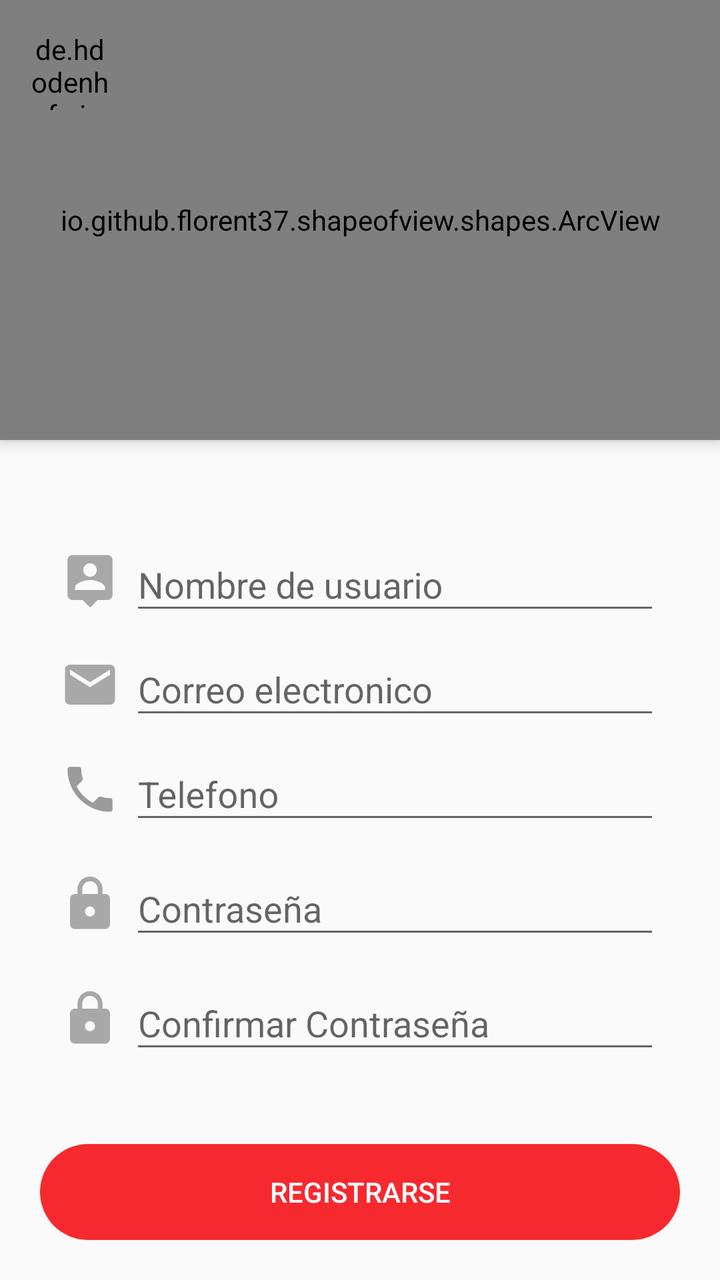
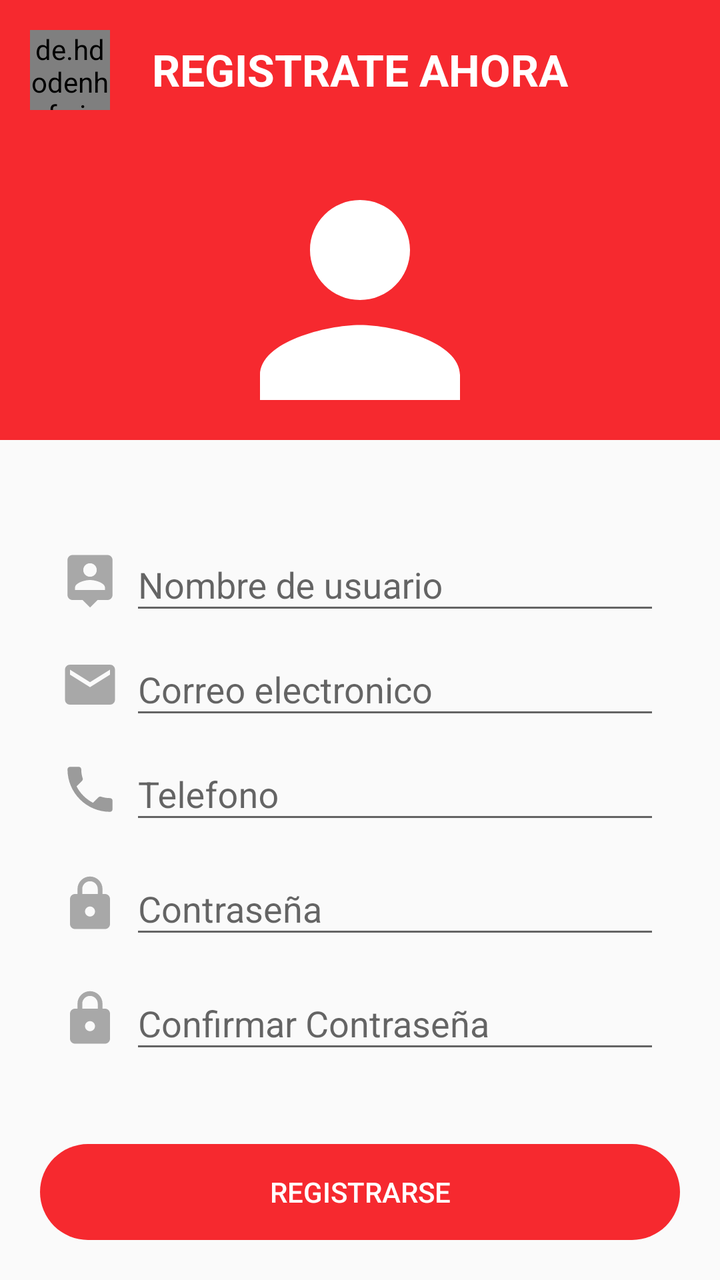

An Android layout rendered at two revisions. The XML below is the earlier revision; the diff shows what the commit changed to produce the second picture.
<!-- AndroidManifest.xml: application theme AppTheme -->
<!-- res/layout/activity_register.xml -->
<?xml version="1.0" encoding="utf-8"?>
<androidx.coordinatorlayout.widget.CoordinatorLayout xmlns:android="http://schemas.android.com/apk/res/android"
    xmlns:app="http://schemas.android.com/apk/res-auto"
    xmlns:tools="http://schemas.android.com/tools"
    android:layout_width="match_parent"
    android:layout_height="match_parent"
    android:fitsSystemWindows="true"
    tools:context=".activities.RegisterActivity">

    <LinearLayout
        android:layout_width="match_parent"
        android:layout_height="match_parent"
        android:orientation="vertical">


        <io.github.florent37.shapeofview.shapes.ArcView
            android:layout_width="match_parent"
            android:layout_height="220dp"
            android:elevation="4dp"
            app:shape_arc_cropDirection="outside"
            app:shape_arc_height="20dp"
            app:shape_arc_position="bottom"
            >

            <View
                android:layout_width="match_parent"
                android:layout_height="match_parent"
                android:background="@color/colorAccent" />

            <TextView
                android:layout_width="match_parent"
                android:layout_height="wrap_content"
                android:text="REGISTRATE AHORA"
                android:textColor="@color/colorWhite"
                android:textAlignment="center"
                android:textStyle="bold"
                android:layout_marginTop="20dp"
                android:textSize="22dp" />

            <ImageView
                android:layout_width="150dp"
                android:layout_height="150dp"
                android:src="@drawable/ic_person"
                android:layout_gravity="center"
                android:layout_marginTop="40dp" />

        </io.github.florent37.shapeofview.shapes.ArcView>

        <LinearLayout
            android:layout_width="match_parent"
            android:layout_height="wrap_content"
            android:orientation="horizontal"
            android:layout_marginLeft="30dp"
            android:layout_marginRight="30dp"
            android:layout_marginTop="40dp">

            <ImageView
                android:layout_width="30dp"
                android:layout_height="30dp"
                android:src="@drawable/ic_person_pin"
                android:layout_marginTop="15dp"
                android:layout_marginRight="5dp"/>

            <com.google.android.material.textfield.TextInputLayout
                android:layout_width="match_parent"
                android:layout_height="wrap_content"
                >

                <com.google.android.material.textfield.TextInputEditText
                    android:id="@+id/textInputUsername"
                    android:layout_width="match_parent"
                    android:layout_height="wrap_content"
                    android:hint="Nombre de usuario"
                    android:inputType="textEmailAddress" />

            </com.google.android.material.textfield.TextInputLayout>


        </LinearLayout>


        <LinearLayout
            android:layout_width="match_parent"
            android:layout_height="wrap_content"
            android:orientation="horizontal"
            android:layout_marginLeft="30dp"
            android:layout_marginRight="30dp"
            >

            <ImageView
                android:layout_width="30dp"
                android:layout_height="30dp"
                android:src="@drawable/ic_email_grey"
                android:layout_marginTop="15dp"
                android:layout_marginRight="5dp"/>

            <com.google.android.material.textfield.TextInputLayout
                android:layout_width="match_parent"
                android:layout_height="wrap_content"
                >

                <com.google.android.material.textfield.TextInputEditText
                    android:id="@+id/textInputEmail"
                    android:layout_width="match_parent"
                    android:layout_height="wrap_content"
                    android:hint="Correo electronico"
                    android:inputType="textEmailAddress" />

            </com.google.android.material.textfield.TextInputLayout>


        </LinearLayout>

        <LinearLayout
            android:layout_width="match_parent"
            android:layout_height="wrap_content"
            android:orientation="horizontal"
            android:layout_marginLeft="30dp"
            android:layout_marginRight="30dp"
            >

            <ImageView
                android:layout_width="30dp"
                android:layout_height="30dp"
                android:src="@drawable/ic_phone"
                android:layout_marginTop="15dp"
                android:layout_marginRight="5dp"/>

            <com.google.android.material.textfield.TextInputLayout
                android:layout_width="match_parent"
                android:layout_height="wrap_content"
                >

                <com.google.android.material.textfield.TextInputEditText
                    android:id="@+id/textInputPhone"
                    android:layout_width="match_parent"
                    android:layout_height="wrap_content"
                    android:hint="Telefono"
                    android:inputType="numberSigned" />

            </com.google.android.material.textfield.TextInputLayout>


        </LinearLayout>

        <LinearLayout
            android:layout_width="match_parent"
            android:layout_height="wrap_content"
            android:orientation="horizontal"
            android:layout_marginRight="30dp"
            android:layout_marginLeft="30dp"
            android:layout_marginTop="5dp">

            <ImageView
                android:layout_width="30dp"
                android:layout_height="30dp"
                android:src="@drawable/ic_https_black_24dp"
                android:layout_marginTop="15dp"
                android:layout_marginRight="5dp"/>

            <com.google.android.material.textfield.TextInputLayout
                android:layout_width="match_parent"
                android:layout_height="wrap_content"
                >

                <com.google.android.material.textfield.TextInputEditText
                    android:id="@+id/textInputPassword"
                    android:layout_width="match_parent"
                    android:layout_height="wrap_content"
                    android:hint="Contraseña"
                    android:inputType="textPassword" />

            </com.google.android.material.textfield.TextInputLayout>



        </LinearLayout>

        <LinearLayout
            android:layout_width="match_parent"
            android:layout_height="wrap_content"
            android:orientation="horizontal"
            android:layout_marginRight="30dp"
            android:layout_marginLeft="30dp"
            android:layout_marginTop="5dp">

            <ImageView
                android:layout_width="30dp"
                android:layout_height="30dp"
                android:src="@drawable/ic_https_black_24dp"
                android:layout_marginTop="15dp"
                android:layout_marginRight="5dp"/>

            <com.google.android.material.textfield.TextInputLayout
                android:layout_width="match_parent"
                android:layout_height="wrap_content"
                >

                <com.google.android.material.textfield.TextInputEditText
                    android:id="@+id/textInputConfirmPassword"
                    android:layout_width="match_parent"
                    android:layout_height="wrap_content"
                    android:hint="Confirmar Contraseña"
                    android:inputType="textPassword" />

            </com.google.android.material.textfield.TextInputLayout>


        </LinearLayout>


    </LinearLayout>


    <Button
        android:id="@+id/btnRegister"
        android:layout_width="match_parent"
        android:layout_height="wrap_content"
        android:text="REGISTRARSE"
        android:background="@drawable/rounded_button"
        android:backgroundTint="@color/colorAccent"
        android:layout_gravity="bottom"
        android:textColor="@color/colorWhite"
        android:layout_margin="20dp"/>


    <de.hdodenhof.circleimageview.CircleImageView
        android:id="@+id/circleImageBack"
        android:layout_width="40dp"
        android:layout_height="40dp"
        android:src="@drawable/ic_arrow_left"
        app:civ_circle_background_color="@color/colorWhite"
        android:layout_margin="15dp"
        android:scaleType="centerCrop"
        />

</androidx.coordinatorlayout.widget.CoordinatorLayout>
<!-- resources referenced by this layout -->
<resources>
  <color name="colorAccent">#F6292F</color>
  <color name="colorWhite">#ffffff</color>
  <!-- drawable ic_arrow_left (drawable) -->
  <vector android:height="50dp" android:tint="#CFCFCF"
      android:viewportHeight="24.0" android:viewportWidth="24.0"
      android:width="50dp" xmlns:android="http://schemas.android.com/apk/res/android">
      <path android:fillColor="#FF000000" android:pathData="M15.41,16.09l-4.58,-4.59 4.58,-4.59L14,5.5l-6,6 6,6z"/>
  </vector>
  <!-- drawable ic_email_grey (drawable) -->
  <vector android:height="50dp" android:tint="#A8A8A8"
      android:viewportHeight="24.0" android:viewportWidth="24.0"
      android:width="50dp" xmlns:android="http://schemas.android.com/apk/res/android">
      <path android:fillColor="#FF000000" android:pathData="M20,4L4,4c-1.1,0 -1.99,0.9 -1.99,2L2,18c0,1.1 0.9,2 2,2h16c1.1,0 2,-0.9 2,-2L22,6c0,-1.1 -0.9,-2 -2,-2zM20,8l-8,5 -8,-5L4,6l8,5 8,-5v2z"/>
  </vector>
  <!-- drawable ic_https_black_24dp (drawable) -->
  <vector android:height="50dp" android:tint="#A8A8A8"
      android:viewportHeight="24.0" android:viewportWidth="24.0"
      android:width="50dp" xmlns:android="http://schemas.android.com/apk/res/android">
      <path android:fillColor="#FF000000" android:pathData="M18,8h-1L17,6c0,-2.76 -2.24,-5 -5,-5S7,3.24 7,6v2L6,8c-1.1,0 -2,0.9 -2,2v10c0,1.1 0.9,2 2,2h12c1.1,0 2,-0.9 2,-2L20,10c0,-1.1 -0.9,-2 -2,-2zM12,17c-1.1,0 -2,-0.9 -2,-2s0.9,-2 2,-2 2,0.9 2,2 -0.9,2 -2,2zM15.1,8L8.9,8L8.9,6c0,-1.71 1.39,-3.1 3.1,-3.1 1.71,0 3.1,1.39 3.1,3.1v2z"/>
  </vector>
  <!-- drawable ic_person (drawable) -->
  <vector android:height="40dp" android:tint="#FFFFFF"
      android:viewportHeight="24.0" android:viewportWidth="24.0"
      android:width="40dp" xmlns:android="http://schemas.android.com/apk/res/android">
      <path android:fillColor="#FF000000" android:pathData="M12,12c2.21,0 4,-1.79 4,-4s-1.79,-4 -4,-4 -4,1.79 -4,4 1.79,4 4,4zM12,14c-2.67,0 -8,1.34 -8,4v2h16v-2c0,-2.66 -5.33,-4 -8,-4z"/>
  </vector>
  <!-- drawable ic_person_pin (drawable) -->
  <vector android:height="50dp" android:tint="#A8A8A8"
      android:viewportHeight="24.0" android:viewportWidth="24.0"
      android:width="50dp" xmlns:android="http://schemas.android.com/apk/res/android">
      <path android:fillColor="#FF000000" android:pathData="M19,2L5,2c-1.11,0 -2,0.9 -2,2v14c0,1.1 0.89,2 2,2h4l3,3 3,-3h4c1.1,0 2,-0.9 2,-2L21,4c0,-1.1 -0.9,-2 -2,-2zM12,5.3c1.49,0 2.7,1.21 2.7,2.7 0,1.49 -1.21,2.7 -2.7,2.7 -1.49,0 -2.7,-1.21 -2.7,-2.7 0,-1.49 1.21,-2.7 2.7,-2.7zM18,16L6,16v-0.9c0,-2 4,-3.1 6,-3.1s6,1.1 6,3.1v0.9z"/>
  </vector>
  <!-- drawable ic_phone (drawable) -->
  <vector android:height="50dp" android:tint="#9B9B9B"
      android:viewportHeight="24.0" android:viewportWidth="24.0"
      android:width="50dp" xmlns:android="http://schemas.android.com/apk/res/android">
      <path android:fillColor="#FF000000" android:pathData="M6.62,10.79c1.44,2.83 3.76,5.14 6.59,6.59l2.2,-2.2c0.27,-0.27 0.67,-0.36 1.02,-0.24 1.12,0.37 2.33,0.57 3.57,0.57 0.55,0 1,0.45 1,1V20c0,0.55 -0.45,1 -1,1 -9.39,0 -17,-7.61 -17,-17 0,-0.55 0.45,-1 1,-1h3.5c0.55,0 1,0.45 1,1 0,1.25 0.2,2.45 0.57,3.57 0.11,0.35 0.03,0.74 -0.25,1.02l-2.2,2.2z"/>
  </vector>
  <!-- drawable rounded_button (drawable) -->
  <?xml version="1.0" encoding="utf-8"?>
  <shape xmlns:android="http://schemas.android.com/apk/res/android"
          android:shape="rectangle" android:padding="10dp">
  
      <corners android:radius="30dp" />
  
  </shape>
  <style name="AppTheme" parent="Theme.AppCompat.Light.NoActionBar">
          
          <item name="colorPrimary">@color/colorPrimary</item>
          <item name="colorPrimaryDark">@color/colorPrimaryDark</item>
          <item name="colorAccent">@color/colorAccent</item>
      </style>
  <color name="colorPrimary">#F8F8F8</color>
  <color name="colorPrimaryDark">#F6292F</color>
</resources>

<!-- the commit's change to res/layout/activity_register.xml (unified diff, before → after) -->
@@ -13,14 +13,10 @@
         android:orientation="vertical">
 
 
-        <io.github.florent37.shapeofview.shapes.ArcView
+        <FrameLayout
             android:layout_width="match_parent"
             android:layout_height="220dp"
-            android:elevation="4dp"
-            app:shape_arc_cropDirection="outside"
-            app:shape_arc_height="20dp"
-            app:shape_arc_position="bottom"
-            >
+            android:elevation="4dp">
 
             <View
                 android:layout_width="match_parent"
@@ -44,7 +40,7 @@
                 android:layout_gravity="center"
                 android:layout_marginTop="40dp" />
 
-        </io.github.florent37.shapeofview.shapes.ArcView>
+        </FrameLayout>
 
         <LinearLayout
             android:layout_width="match_parent"
